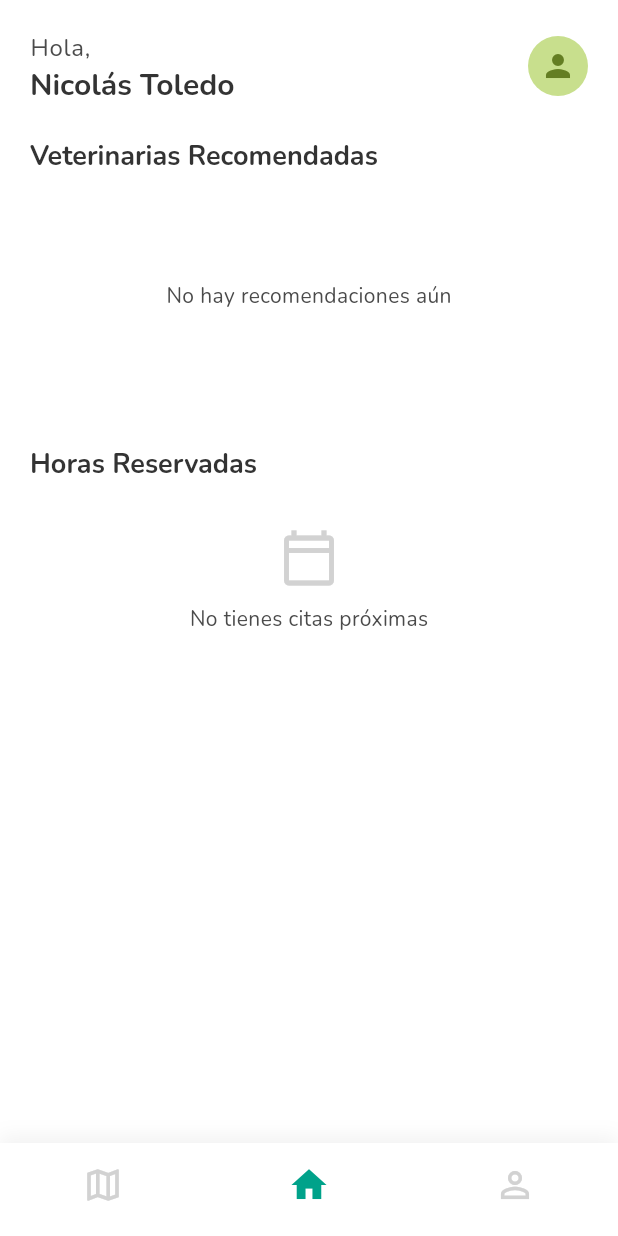
After one commit to Shtolaa/PetVida-frontend, a Flutter app: the MainScreen screen opened directly, on a phone screen of 412 x 824 dp. The commit adds this screen. Run offline on Flutter 3.47's test engine with Material 3 defaults, Android fonts, the phone set to English and light mode, and no system bars; our stand-ins replace google_fonts, jwt_decoder, shared_preferences; accounts and stored records are empty.

Commit message:
Feature: Implement home screen with upcoming appointments and recommended veterinarians

```diff
--- a/lib/main.dart
+++ b/lib/main.dart
@@ -3,6 +3,7 @@ import 'package:provider/provider.dart';
 import 'config/theme/app_theme.dart';
 import 'providers/auth_provider.dart';
 import 'screens/auth/login_screen.dart';
+import 'providers/home_provider.dart';
 
 void main() {
   runApp(const PetVidaApp());
@@ -17,6 +18,7 @@ class PetVidaApp extends StatelessWidget {
     return MultiProvider(
       providers: [
         ChangeNotifierProvider(create: (_) => AuthProvider()),
+        ChangeNotifierProvider(create: (_) => HomeProvider()),
       ],
       child: MaterialApp(
         title: 'PetVida',
--- /dev/null
+++ b/lib/models/home_models.dart
@@ -0,0 +1,54 @@
+
+class CitaAgendada {
+  final int idCita;
+  final String titulo;      // Ej: "Lunes 28/10 - 18:00"
+  final String subtitulo;   // Ej: "Luna - Clínica Vet..."
+  final String estado;      // Ej: "AGENDADA"
+  final DateTime fecha;
+
+  CitaAgendada({
+    required this.idCita,
+    required this.titulo,
+    required this.subtitulo,
+    required this.estado,
+    required this.fecha,
+  });
+
+  factory CitaAgendada.fromJson(Map<String, dynamic> json) {
+    final datos = json['datosEstructurados'] ?? {};
+    return CitaAgendada(
+      idCita: json['idCita'] ?? 0,
+      titulo: json['titulo'] ?? '',
+      subtitulo: json['subtitulo'] ?? '',
+      estado: json['estado'] ?? 'PENDIENTE',
+      // Parseamos la fecha o usamos la actual si viene nula
+      fecha: datos['fecha'] != null
+          ? DateTime.parse('${datos['fecha']} ${datos['hora']}')
+          : DateTime.now(),
+    );
+  }
+}
+
+// Modelo para veterinarias recomendadas
+class VeterinariaRecomendada {
+  final int id;
+  final String nombre;
+  final String imagenUrl;
+  final double calificacion;
+
+  VeterinariaRecomendada({
+    required this.id,
+    required this.nombre,
+    required this.imagenUrl,
+    required this.calificacion,
+  });
+
+  factory VeterinariaRecomendada.fromJson(Map<String, dynamic> json) {
+    return VeterinariaRecomendada(
+      id: json['id'] ?? 0,
+      nombre: json['nombre'] ?? 'Veterinaria',
+      imagenUrl: json['imagenUrl'] ?? '',
+      calificacion: (json['calificacion'] ?? 0).toDouble(),
+    );
+  }
+}
--- /dev/null
+++ b/lib/providers/home_provider.dart
@@ -0,0 +1,34 @@
+import 'package:flutter/material.dart';
+import '../models/home_models.dart';
+import '../services/home_service.dart';
+
+class HomeProvider extends ChangeNotifier {
+  final HomeService _homeService = HomeService();
+
+  bool _isLoading = true;
+  bool get isLoading => _isLoading;
+
+  List<CitaAgendada> _citas = [];
+  List<CitaAgendada> get citas => _citas;
+
+  List<VeterinariaRecomendada> _recomendadas = [];
+  List<VeterinariaRecomendada> get recomendadas => _recomendadas;
+
+  // Método para cargar todo al iniciar la pantalla
+  Future<void> cargarDatosHome() async {
+    _isLoading = true;
+    notifyListeners();
+
+    // Hacemos las dos peticiones en paralelo para ganar velocidad
+    final resultados = await Future.wait([
+      _homeService.getProximasCitas(),
+      _homeService.getVeterinariasRecomendadas(),
+    ]);
+
+    _citas = resultados[0] as List<CitaAgendada>;
+    _recomendadas = resultados[1] as List<VeterinariaRecomendada>;
+
+    _isLoading = false;
+    notifyListeners();
+  }
+}
--- /dev/null
+++ b/lib/screens/home/home_view.dart
@@ -0,0 +1,205 @@
+import 'package:flutter/material.dart';
+import 'package:provider/provider.dart';
+import 'package:intl/intl.dart'; // Para formatear fechas si es necesario
+import '../../config/theme/app_theme.dart';
+import '../../providers/home_provider.dart';
+
+class HomeView extends StatefulWidget {
+  const HomeView({super.key});
+
+  @override
+  State<HomeView> createState() => _HomeViewState();
+}
+
+class _HomeViewState extends State<HomeView> {
+  @override
+  void initState() {
+    super.initState();
+    // Ejecutamos la carga de datos después de que se construya el widget
+    WidgetsBinding.instance.addPostFrameCallback((_) {
+      Provider.of<HomeProvider>(context, listen: false).cargarDatosHome();
+    });
+  }
+
+  @override
+  Widget build(BuildContext context) {
+    final homeProvider = Provider.of<HomeProvider>(context);
+
+    return Scaffold(
+      backgroundColor: AppColors.neutral100, // Fondo gris claro suave
+      body: SafeArea(
+        child: homeProvider.isLoading
+            ? const Center(child: CircularProgressIndicator())
+            : RefreshIndicator(
+                onRefresh: homeProvider.cargarDatosHome,
+                color: AppColors.primary400,
+                child: SingleChildScrollView(
+                  physics: const AlwaysScrollableScrollPhysics(),
+                  padding: const EdgeInsets.all(20),
+                  child: Column(
+                    crossAxisAlignment: CrossAxisAlignment.start,
+                    children: [
+                      // 1. HEADER (Nombre del usuario)
+                      // TODO: Traer nombre real del usuario
+                      Row(
+                        mainAxisAlignment: MainAxisAlignment.spaceBetween,
+                        children: [
+                          Column(
+                            crossAxisAlignment: CrossAxisAlignment.start,
+                            children: [
+                              Text("Hola,", style: Theme.of(context).textTheme.bodyLarge),
+                              Text(
+                                "Nicolás Toledo", // Placeholder
+                                style: Theme.of(context).textTheme.displaySmall?.copyWith(fontSize: 20),
+                              ),
+                            ],
+                          ),
+                          const CircleAvatar(
+                            radius: 20,
+                            backgroundColor: AppColors.primary200,
+                            child: Icon(Icons.person, color: AppColors.primary500),
+                          )
+                        ],
+                      ),
+                      const SizedBox(height: 24),
+
+                      // 2. SECCIÓN RECOMENDADAS (Carrusel)
+                      Text(
+                        "Veterinarias Recomendadas",
+                        style: Theme.of(context).textTheme.headlineMedium?.copyWith(fontSize: 18, fontWeight: FontWeight.bold),
+                      ),
+                      const SizedBox(height: 12),
+                      SizedBox(
+                        height: 140, // Altura fija para el carrusel
+                        child: homeProvider.recomendadas.isEmpty
+                            ? const Center(child: Text("No hay recomendaciones aún"))
+                            : ListView.builder(
+                                scrollDirection: Axis.horizontal,
+                                itemCount: homeProvider.recomendadas.length,
+                                itemBuilder: (context, index) {
+                                  final vet = homeProvider.recomendadas[index];
+                                  return Container(
+                                    width: 240,
+                                    margin: const EdgeInsets.only(right: 16),
+                                    decoration: BoxDecoration(
+                                      borderRadius: BorderRadius.circular(16),
+                                      color: Colors.white,
+                                      image: DecorationImage(
+                                        image: NetworkImage(vet.imagenUrl), // Asegúrate que la URL sea válida
+                                        fit: BoxFit.cover,
+                                        colorFilter: ColorFilter.mode(Colors.black.withOpacity(0.3), BlendMode.darken)
+                                      )
+                                    ),
+                                    child: Stack(
+                                      children: [
+                                        Positioned(
+                                          bottom: 12, left: 12, right: 12,
+                                          child: Text(
+                                            vet.nombre,
+                                            style: const TextStyle(color: Colors.white, fontWeight: FontWeight.bold, fontSize: 16),
+                                            overflow: TextOverflow.ellipsis,
+                                          ),
+                                        ),
+                                        Positioned(
+                                          top: 10, right: 10,
+                                          child: Container(
+                                            padding: const EdgeInsets.symmetric(horizontal: 8, vertical: 4),
+                                            decoration: BoxDecoration(
+                                              color: Colors.white,
+                                              borderRadius: BorderRadius.circular(12),
+                                            ),
+                                            child: Row(
+                                              children: [
+                                                const Icon(Icons.star, color: Colors.amber, size: 14),
+                                                const SizedBox(width: 4),
+                                                Text(vet.calificacion.toString(), style: const TextStyle(fontWeight: FontWeight.bold, fontSize: 12)),
+                                              ],
+                                            ),
+                                          ),
+                                        )
+                                      ],
+                                    ),
+                                  );
+                                },
+                              ),
+                      ),
+
+                      const SizedBox(height: 30),
+
+                      // 3. SECCIÓN HORAS RESERVADAS (Lista Vertical)
+                      Text(
+                        "Horas Reservadas",
+                        style: Theme.of(context).textTheme.headlineMedium?.copyWith(fontSize: 18, fontWeight: FontWeight.bold),
+                      ),
+                      const SizedBox(height: 12),
+
+                      homeProvider.citas.isEmpty
+                        ? Container(
+                            width: double.infinity,
+                            padding: const EdgeInsets.all(20),
+                            decoration: BoxDecoration(color: Colors.white, borderRadius: BorderRadius.circular(16)),
+                            child: const Column(
+                              children: [
+                                Icon(Icons.calendar_today_outlined, size: 40, color: AppColors.neutral300),
+                                SizedBox(height: 10),
+                                Text("No tienes citas próximas"),
+                              ],
+                            ),
+                          )
+                        : ListView.builder(
+                            shrinkWrap: true, // Importante para que funcione dentro del ScrollView
+                            physics: const NeverScrollableScrollPhysics(),
+                            itemCount: homeProvider.citas.length,
+                            itemBuilder: (context, index) {
+                              final cita = homeProvider.citas[index];
+                              return Container(
+                                margin: const EdgeInsets.only(bottom: 12),
+                                padding: const EdgeInsets.all(16),
+                                decoration: BoxDecoration(
+                                  color: Colors.white,
+                                  borderRadius: BorderRadius.circular(16),
+                                  border: Border.all(color: AppColors.neutral200),
+                                ),
+                                child: Row(
+                                  children: [
+                                    // Fecha (Columna izquierda)
+                                    Container(
+                                      padding: const EdgeInsets.all(12),
+                                      decoration: BoxDecoration(
+                                        color: AppColors.primary100.withOpacity(0.5),
+                                        borderRadius: BorderRadius.circular(12),
+                                      ),
+                                      child: const Icon(Icons.access_time_filled, color: AppColors.primary400),
+                                    ),
+                                    const SizedBox(width: 16),
+                                    // Datos de la cita
+                                    Expanded(
+                                      child: Column(
+                                        crossAxisAlignment: CrossAxisAlignment.start,
+                                        children: [
+                                          Text(
+                                            cita.titulo, // "Lunes 28/10 - 18:00"
+                                            style: const TextStyle(fontWeight: FontWeight.bold, fontSize: 16, color: AppColors.neutral1000),
+                                          ),
+                                          const SizedBox(height: 4),
+                                          Text(
+                                            cita.subtitulo, // "Luna - Clínica..."
+                                            style: const TextStyle(color: AppColors.neutral500, fontSize: 14),
+                                            overflow: TextOverflow.ellipsis,
+                                          ),
+                                        ],
+                                      ),
+                                    ),
+                                  ],
+                                ),
+                              );
+                            },
+                          ),
+                    ],
+                  ),
+                ),
+              ),
+      ),
+    );
+  }
+}
--- /dev/null
+++ b/lib/screens/main_screen.dart
@@ -0,0 +1,71 @@
+import 'package:flutter/material.dart';
+import '../config/theme/app_theme.dart';
+import 'home/home_view.dart'; // Crearemos esto en el siguiente paso
+
+class MainScreen extends StatefulWidget {
+  const MainScreen({super.key});
+
+  @override
+  State<MainScreen> createState() => _MainScreenState();
+}
+
+class _MainScreenState extends State<MainScreen> {
+  int _selectedIndex = 1; // Empezamos en el Home (índice 1)
+
+  // Lista de pantallas para navegar
+  final List<Widget> _screens = [
+    const Center(child: Text("Buscador de Veterinarias")), // Placeholder Indice 0
+    const HomeView(),                                      // Indice 1 (La que haremos ahora)
+    const Center(child: Text("Perfil de Usuario")),        // Placeholder Indice 2
+  ];
+
+  @override
+  Widget build(BuildContext context) {
+    return Scaffold(
+      // El body cambia según el ícono seleccionado
+      body: _screens[_selectedIndex],
+
+      bottomNavigationBar: Container(
+        decoration: BoxDecoration(
+          boxShadow: [
+            BoxShadow(
+              color: Colors.black.withOpacity(0.05),
+              blurRadius: 10,
+              offset: const Offset(0, -5),
+            ),
+          ],
+        ),
+        child: BottomNavigationBar(
+          currentIndex: _selectedIndex,
+          onTap: (value) => setState(() => _selectedIndex = value),
+
+          backgroundColor: Colors.white,
+          selectedItemColor: AppColors.secondary400,
+          unselectedItemColor: AppColors.neutral300,
+          showSelectedLabels: false, // Estilo minimalista del diseño
+          showUnselectedLabels: false,
+          elevation: 0,
+          iconSize: 28,
+
+          items: const [
+            BottomNavigationBarItem(
+              icon: Icon(Icons.map_outlined),
+              activeIcon: Icon(Icons.map),
+              label: 'Mapa',
+            ),
+            BottomNavigationBarItem(
+              icon: Icon(Icons.home_outlined),
+              activeIcon: Icon(Icons.home),
+              label: 'Inicio',
+            ),
+            BottomNavigationBarItem(
+              icon: Icon(Icons.person_outline),
+              activeIcon: Icon(Icons.person),
+              label: 'Perfil',
+            ),
+          ],
+        ),
+      ),
+    );
+  }
+}
--- a/pubspec.yaml
+++ b/pubspec.yaml
@@ -37,6 +37,8 @@ dependencies:
   google_fonts: ^6.3.3
   shared_preferences: ^2.5.3
   provider: ^6.1.5+1
+  jwt_decoder: ^2.0.1
+  intl: ^0.20.2
 
 dev_dependencies:
   flutter_test:
```
Also changed, not shown: lib/config/constants/environment.dart (added, +8 -0 lines), lib/screens/auth/login_screen.dart (+5 -4 lines), lib/services/auth_service.dart (+28 -8 lines), lib/services/home_service.dart (added, +70 -0 lines), pubspec.lock.
